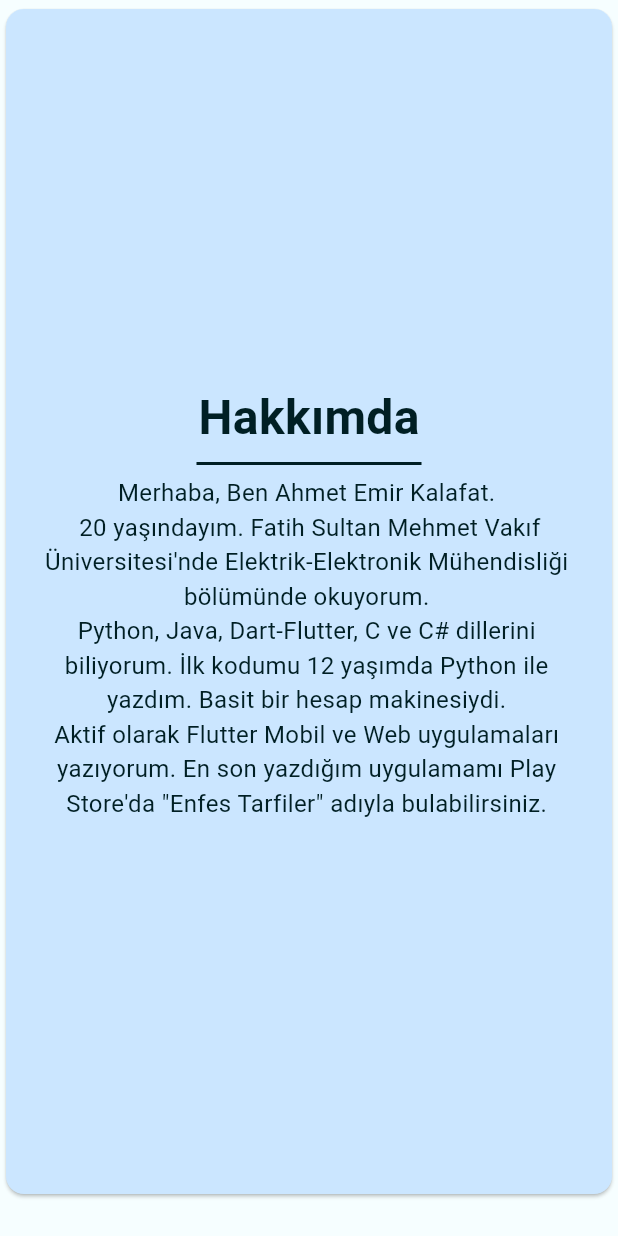
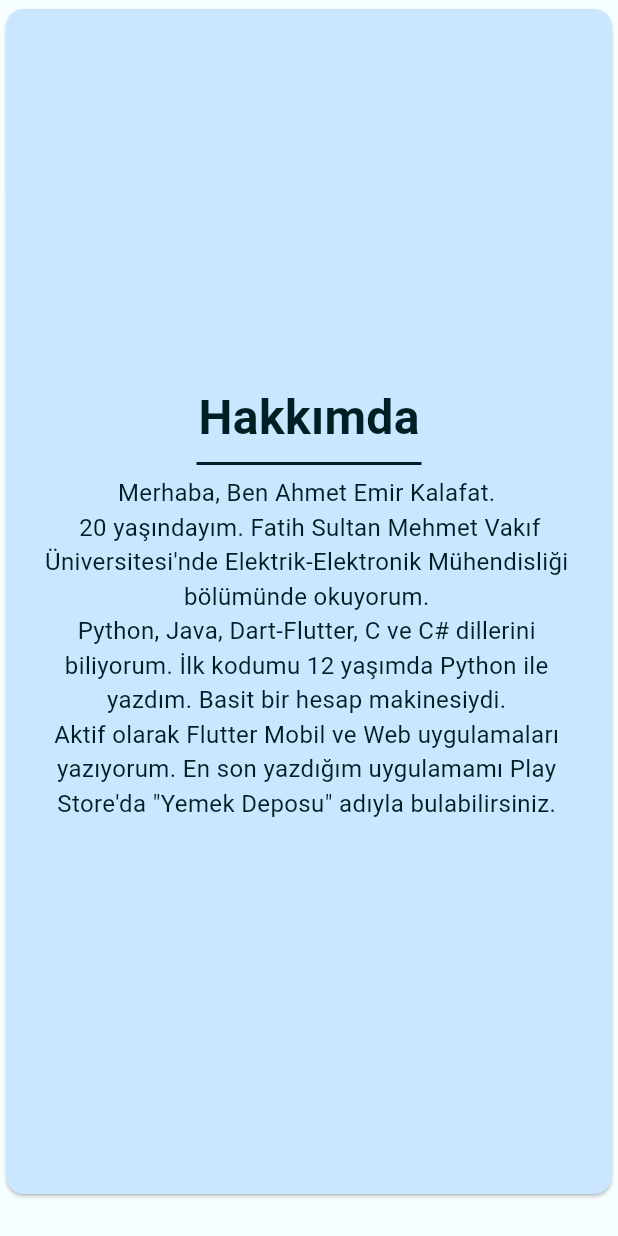
Before and after one commit to emirkalafat/emirklft, a Flutter app: the AboutMeSection widget shown alone on an empty page, opened directly, on a phone screen of 412 x 824 dp. Run offline on Flutter 3.47's test engine with Material 2 defaults, Android fonts, the phone set to English and light mode, and no system bars; our stand-ins replace beamer, cloud_firestore, email_validator, firebase_core, flutter_widget_from_html_core, google_fonts and 2 more; accounts and stored records are empty; Roboto replaces fonts that are missing (Ubuntu).

Commit message:
enfes tarifler -> yemek deposu

```diff
--- a/lib/data/projects.dart
+++ b/lib/data/projects.dart
@@ -1,7 +1,7 @@
 const List<Map<String, dynamic>> projects = [
   {
     'id': '1',
-    'title': 'Enfes Tarifler',
+    'title': 'Yemek Deposu',
     'explanation': 'Google Play\'de paylaştığım ilk uygulamam.',
     'url': '',
   },
--- a/lib/html_pages.dart
+++ b/lib/html_pages.dart
@@ -8,7 +8,7 @@ class HTMLPages {
 	<title></title>
 </head>
 <body>
-<h1>Enfes Tarifler GİZLİLİK BİLDİRİMİ</h1>
+<h1>Yemek Deposu GİZLİLİK BİLDİRİMİ</h1>
 <p>
 Tüm Kullanıcılarımızın gizliliği bizim için çok önemlidir. Bir Uygulama Kullanıcısı olarak Hizmetimizi kullandığınızda, (Uygulama Yayıncısı olarak) Kişisel Verilerinizi işleriz. Bu Gizlilik Bildirimi, Kişisel Verilerinizi nasıl koruduğumuzu ve işleme koyduğumuzu açıklar. Dikkatlice okumanızı öneririz.
 </p>
--- a/lib/router/location_builder.dart
+++ b/lib/router/location_builder.dart
@@ -1,10 +1,9 @@
 import 'package:beamer/beamer.dart';
 import 'package:blog_web_site/screens/gizlilik_sozlesmesi.dart';
+import 'package:blog_web_site/screens/main_scaffold.dart';
+import 'package:blog_web_site/screens/projects_details.dart';
 import 'package:flutter/cupertino.dart';
 import 'package:flutter/material.dart';
-
-import '../screens/main_scaffold.dart';
-import '../screens/projects_details.dart';
 import 'package:blog_web_site/data/projects.dart' as projects_data;
 
 final locationBuilder = RoutesLocationBuilder(
@@ -43,9 +42,9 @@ final locationBuilder = RoutesLocationBuilder(
         ),
       );
     },
-    '/enfestarifler': (context, state, data) => const BeamPage(
+    '/yemekdeposu': (context, state, data) => const BeamPage(
           key: ValueKey('enfestarifler'),
-          title: 'Enfes Tarifler Gizlilik Sözleşmesi',
+          title: 'Yemek Deposu Gizlilik Sözleşmesi',
           child: EnfesTariflerGizlilikSozlesmesi(),
         ),
     '/projects/:projectId': (context, state, data) {
--- a/lib/screens/gizlilik_sozlesmesi.dart
+++ b/lib/screens/gizlilik_sozlesmesi.dart
@@ -11,7 +11,7 @@ class EnfesTariflerGizlilikSozlesmesi extends StatelessWidget {
       backgroundColor:
           Theme.of(context).colorScheme.background.withOpacity(0.93),
       appBar: AppBar(
-        title: const Text("Enfes Tarifler Gizlilik Bildirimi"),
+        title: const Text("Yemek Deposu Gizlilik Bildirimi"),
       ),
       body: Center(
         child: Container(
--- a/lib/screens/home/about_me_section.dart
+++ b/lib/screens/home/about_me_section.dart
@@ -28,7 +28,7 @@ class AboutMeSection extends StatelessWidget {
                   ),
                 ),
                 SelectableText(
-                  'Merhaba, Ben Ahmet Emir Kalafat.\n 20 yaşındayım. Fatih Sultan Mehmet Vakıf Üniversitesi\'nde Elektrik-Elektronik Mühendisliği bölümünde okuyorum.\nPython, Java, Dart-Flutter, C ve C# dillerini biliyorum. İlk kodumu 12 yaşımda Python ile yazdım. Basit bir hesap makinesiydi.\nAktif olarak Flutter Mobil ve Web uygulamaları yazıyorum. En son yazdığım uygulamamı Play Store\'da "Enfes Tarfiler" adıyla bulabilirsiniz.',
+                  'Merhaba, Ben Ahmet Emir Kalafat.\n 20 yaşındayım. Fatih Sultan Mehmet Vakıf Üniversitesi\'nde Elektrik-Elektronik Mühendisliği bölümünde okuyorum.\nPython, Java, Dart-Flutter, C ve C# dillerini biliyorum. İlk kodumu 12 yaşımda Python ile yazdım. Basit bir hesap makinesiydi.\nAktif olarak Flutter Mobil ve Web uygulamaları yazıyorum. En son yazdığım uygulamamı Play Store\'da "Yemek Deposu" adıyla bulabilirsiniz.',
                   //"Hi, I’m Ahmet Emir Kalafat.\nI’m 20 years old.\nI’m studying Elekctic-Electroincs Engineering at Fatih Sultan Mehmet University.\nI have experience with Java, Dart-Flutter, Python, C and C#.\nI started writing code with Python at 12 years old.\nI have experience with Flutter Android and Web app development.\nI have a mobil app called Enfes Yemek Tarifleri.",
                   textAlign: TextAlign.center,
                   style: TextStyle(fontSize: 16),
--- a/lib/screens/home/home_funcs_section.dart
+++ b/lib/screens/home/home_funcs_section.dart
@@ -54,7 +54,7 @@ class HomeScreenFunctionsSection extends StatelessWidget {
               onPressed: () {
                 context.beamToNamed('/enfestarifler');
               },
-              child: const Text("Enfes Tarifler Gizlilik Sözleşmesi"),
+              child: const Text("Yemek Deposu Gizlilik Sözleşmesi"),
             ),
           ),
         ],
--- a/lib/screens/home/timeline_section.dart
+++ b/lib/screens/home/timeline_section.dart
@@ -41,7 +41,7 @@ class TimelineSection extends StatelessWidget {
           TimelineWidget(
             year: '2022',
             event:
-                'İlk büyük ölçekli uygulamamı Play Store\'da yayınladım. Projelerim sekmesinde paylaştım. "Enfes Tarifler" adıyla bulabilirsiniz.',
+                'İlk büyük ölçekli uygulamamı Play Store\'da yayınladım. Projelerim sekmesinde paylaştım. "Yemek Deposu" adıyla bulabilirsiniz.',
           ),
         ],
       ),
--- a/lib/screens/projects_details.dart
+++ b/lib/screens/projects_details.dart
@@ -35,7 +35,7 @@ class _ProjectDetailsState extends State<ProjectDetails> {
 
     switch (project['id']) {
       case '1':
-        //?Enfes Tarifler Proje Sayfası
+        //?Yemek Deposu Proje Sayfası
         return SingleChildScrollView(
           child: Column(
             crossAxisAlignment: CrossAxisAlignment.start,
@@ -75,7 +75,7 @@ class _ProjectDetailsState extends State<ProjectDetails> {
                         beamBackOnPop: true,
                       );
                     },
-                    child: const Text("Enfes Tarifler Gizlilik Sözleşmesi"),
+                    child: const Text("Yemek Deposu Gizlilik Sözleşmesi"),
                   ),
                 ),
               ),
@@ -162,7 +162,7 @@ class _ProjectDetailsState extends State<ProjectDetails> {
               //          beamBackOnPop: true,
               //        );
               //      },
-              //      child: const Text("Enfes Tarifler Gizlilik Sözleşmesi"),
+              //      child: const Text("Yemek Deposu Gizlilik Sözleşmesi"),
               //    ),
               //  ),
               //),
```
Also changed, not shown: 1 other file.
